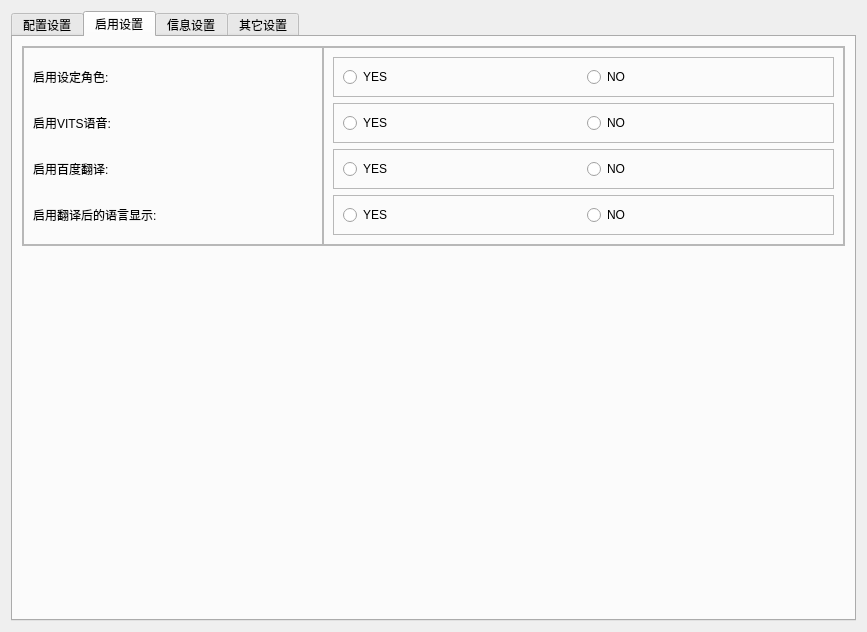
The window that LogGpt/setdialogwidget.ui (log159/LogChat) describes before a commit, drawn with Qt 5.
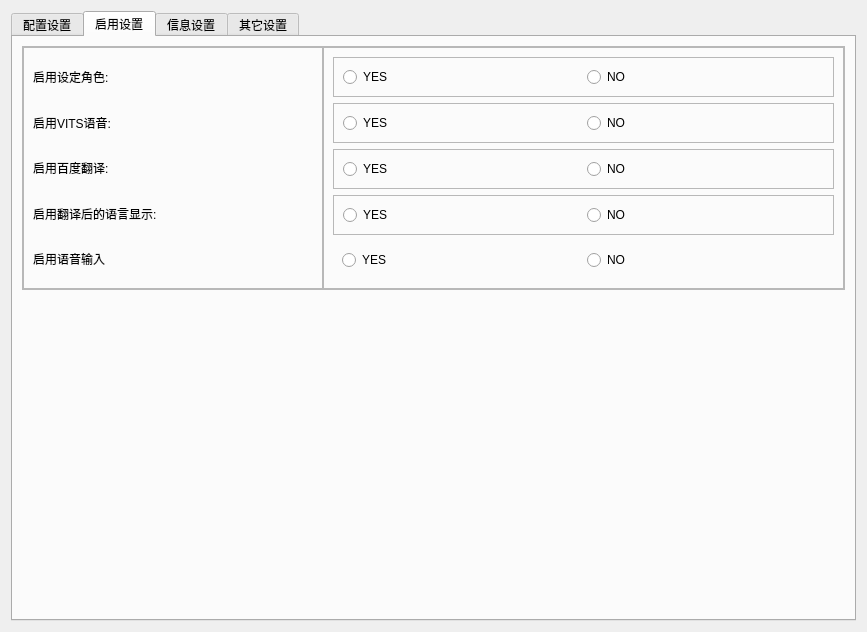
The same window after the commit. The open tabs and pages were chosen to show the change.

Commit message: [feat] 新增galdialog语音输入开关，如设置中关闭，就不会显示语音输入按钮

```diff
--- a/LogGpt/setdialogwidget.ui
+++ b/LogGpt/setdialogwidget.ui
@@ -497,7 +497,7 @@
        <string>启用设置</string>
       </attribute>
       <layout class="QGridLayout" name="gridLayout_8">
-       <item row="0" column="0">
+       <item row="0" column="1">
         <widget class="QFrame" name="frame_5">
          <property name="frameShape">
           <enum>QFrame::StyledPanel</enum>
@@ -570,6 +570,13 @@
                </property>
               </widget>
              </item>
+             <item>
+              <widget class="QLabel" name="label_voice_input">
+               <property name="text">
+                <string>启用语音输入</string>
+               </property>
+              </widget>
+             </item>
             </layout>
            </widget>
           </item>
@@ -686,13 +693,45 @@
                </layout>
               </widget>
              </item>
+             <item>
+              <widget class="QFrame" name="horizontalFrame">
+               <layout class="QHBoxLayout" name="horizontalLayout_21">
+                <property name="leftMargin">
+                 <number>9</number>
+                </property>
+                <property name="topMargin">
+                 <number>9</number>
+                </property>
+                <property name="rightMargin">
+                 <number>9</number>
+                </property>
+                <property name="bottomMargin">
+                 <number>9</number>
+                </property>
+                <item>
+                 <widget class="QRadioButton" name="radioButton_voice_inout_enable_yes">
+                  <property name="text">
+                   <string>YES</string>
+                  </property>
+                 </widget>
+                </item>
+                <item>
+                 <widget class="QRadioButton" name="radioButton_voice_inout_enable_no">
+                  <property name="text">
+                   <string>NO</string>
+                  </property>
+                 </widget>
+                </item>
+               </layout>
+              </widget>
+             </item>
             </layout>
            </widget>
           </item>
          </layout>
         </widget>
        </item>
-       <item row="1" column="0">
+       <item row="1" column="1">
         <spacer name="verticalSpacer_2">
          <property name="orientation">
           <enum>Qt::Vertical</enum>
```
Left out of the diff: 10 changed lines with no effect on the pictures. The commit also changes 4 other files.
